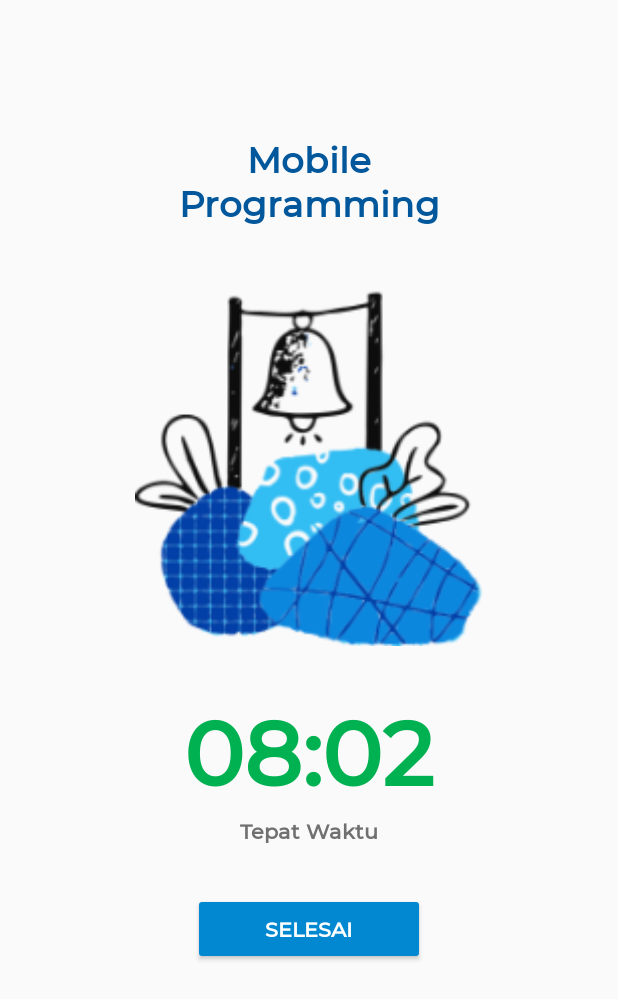
After one commit to agustinanisaf/SquareCheck-android, an Android app: the layout activity_notification.xml on its own in the app's theme, with its tools: preview values and no code run, on a phone screen of 412 x 824 dp. The commit adds this screen. Shown: the top 999 px of the screen. Run offline under Robolectric (Android 15) with nearby library versions, the phone set to English and light mode, and no system bars.

Commit message:
Create Successful Presence Layout Fixes #6

```diff
--- a/app/src/main/res/layout/activity_mahasiswa_dashboard.xml
+++ b/app/src/main/res/layout/activity_mahasiswa_dashboard.xml
@@ -9,7 +9,8 @@
     <com.google.android.material.appbar.AppBarLayout
         android:layout_width="match_parent"
         android:layout_height="wrap_content"
-        android:theme="@style/AppTheme.AppBarOverlay">
+        android:theme="@style/AppTheme.AppBarOverlay"
+        app:elevation="0dp">
 
         <androidx.appcompat.widget.Toolbar
             android:id="@+id/toolbar"
@@ -26,6 +27,7 @@
 
                 <ImageView
                     android:id="@+id/iv_profile"
+                    android:contentDescription="@string/profile_desc"
                     android:layout_width="50dp"
                     android:layout_height="50dp"
                     android:scaleType="centerCrop" />
--- /dev/null
+++ b/app/src/main/res/layout/activity_notification.xml
@@ -0,0 +1,67 @@
+<?xml version="1.0" encoding="utf-8"?>
+<LinearLayout xmlns:android="http://schemas.android.com/apk/res/android"
+    xmlns:app="http://schemas.android.com/apk/res-auto"
+    xmlns:tools="http://schemas.android.com/tools"
+    android:layout_width="match_parent"
+    android:layout_height="match_parent"
+    android:orientation="vertical"
+    android:padding="90dp">
+
+    <TextView
+        android:id="@+id/tv_subject"
+        android:layout_width="wrap_content"
+        android:layout_height="wrap_content"
+        android:layout_gravity="center"
+        android:textAlignment="center"
+        android:textColor="?colorSecondaryDarker"
+        android:textSize="24sp"
+        android:textStyle="bold"
+        tools:text="@string/subject_placeholder" />
+
+    <ImageView
+        android:id="@+id/imageView"
+        android:layout_width="match_parent"
+        android:layout_height="wrap_content"
+        android:layout_gravity="center"
+        android:layout_marginTop="42dp"
+        android:adjustViewBounds="true"
+        android:contentDescription="@string/notification_design_desc"
+        android:scaleType="fitCenter"
+        app:srcCompat="@drawable/notification_design" />
+
+    <TextView
+        android:id="@+id/tv_presence_time"
+        android:layout_width="wrap_content"
+        android:layout_height="wrap_content"
+        android:layout_gravity="center"
+        android:layout_marginTop="30dp"
+        android:textSize="60sp"
+        android:textStyle="bold"
+        tools:text="@string/presence_time_placeholder"
+        tools:textColor="@color/hadir" />
+
+    <TextView
+        android:id="@+id/tv_presence_status"
+        android:layout_width="wrap_content"
+        android:layout_height="wrap_content"
+        android:layout_gravity="center"
+        android:layout_marginTop="4dp"
+        android:textColor="@color/gray"
+        android:textStyle="bold"
+        tools:text="@string/presence_status_placeholder" />
+
+    <Button
+        android:id="@+id/btn_notification_finish"
+        android:layout_width="wrap_content"
+        android:layout_height="wrap_content"
+        android:layout_gravity="center"
+        android:layout_marginTop="32dp"
+        android:backgroundTint="?attr/colorSecondary"
+        android:paddingStart="48dp"
+        android:paddingTop="@dimen/margin8dp"
+        android:paddingEnd="48dp"
+        android:paddingBottom="@dimen/margin8dp"
+        android:text="@string/finish"
+        android:textColor="?attr/colorPrimary"
+        android:textStyle="bold" />
+</LinearLayout>
--- a/app/src/main/res/values/strings.xml
+++ b/app/src/main/res/values/strings.xml
@@ -12,4 +12,9 @@
     <string name="alpa_label">Alpa</string>
     <string name="subject">Mata Kuliah</string>
     <string name="subject_placeholder">Mobile Programming</string>
+    <string name="finish">SELESAI</string>
+    <string name="presence_status_placeholder">Tepat Waktu</string>
+    <string name="presence_time_placeholder">08:02</string>
+    <string name="notification_design_desc">Notification Art</string>
+    <string name="profile_desc">Profile Image</string>
 </resources>
```
Also changed, not shown: app/src/main/res/drawable-hdpi/notification_design.png (added), app/src/main/res/drawable-ldpi/notification_design.png (added), app/src/main/res/drawable-mdpi/notification_design.png (added), app/src/main/res/drawable-xhdpi/notification_design.png (added), app/src/main/res/drawable-xxhdpi/notification_design.png (added), app/src/main/res/drawable-xxxhdpi/notification_design.png (added).
